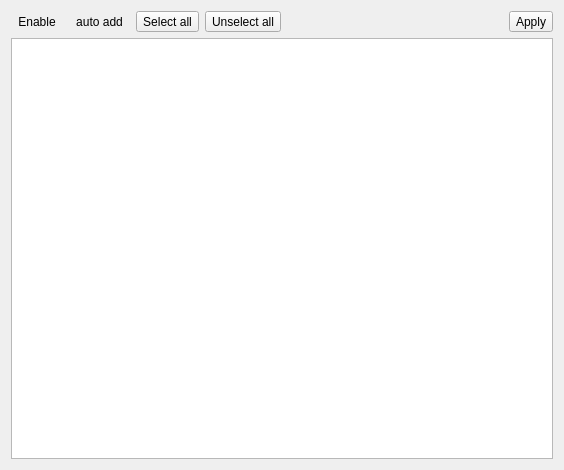
Qt form Viewer/src/SuiteItemWidget.ui (ecmwf/ecflow) before a commit.
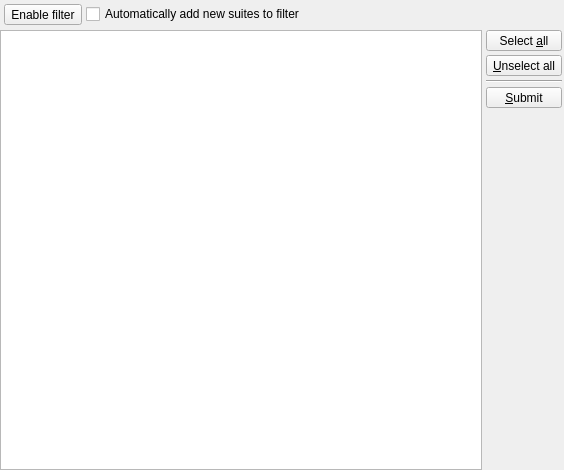
The same form after that commit. Icons and pictures are not drawn.

Commit message: ecFlowUI: Viewer: changing variable causes --suites command ECFLOW-444

Diff of the .ui file:
```diff
--- a/Viewer/src/SuiteItemWidget.ui
+++ b/Viewer/src/SuiteItemWidget.ui
@@ -23,15 +23,46 @@
    <string/>
   </property>
   <layout class="QVBoxLayout" name="verticalLayout">
+   <property name="spacing">
+    <number>4</number>
+   </property>
+   <property name="leftMargin">
+    <number>0</number>
+   </property>
+   <property name="topMargin">
+    <number>3</number>
+   </property>
+   <property name="rightMargin">
+    <number>2</number>
+   </property>
+   <property name="bottomMargin">
+    <number>0</number>
+   </property>
    <item>
     <layout class="QHBoxLayout" name="horizontalLayout">
+     <item>
+      <spacer name="horizontalSpacer_2">
+       <property name="orientation">
+        <enum>Qt::Horizontal</enum>
+       </property>
+       <property name="sizeType">
+        <enum>QSizePolicy::Fixed</enum>
+       </property>
+       <property name="sizeHint" stdset="0">
+        <size>
+         <width>4</width>
+         <height>20</height>
+        </size>
+       </property>
+      </spacer>
+     </item>
      <item>
       <widget class="QToolButton" name="enableTb">
        <property name="toolTip">
         <string>Enable suite filter</string>
        </property>
        <property name="text">
-        <string>Enable</string>
+        <string>Enable filter</string>
        </property>
        <property name="icon">
         <iconset resource="viewer.qrc">
@@ -44,44 +75,15 @@
         <enum>Qt::ToolButtonTextBesideIcon</enum>
        </property>
        <property name="autoRaise">
-        <bool>true</bool>
+        <bool>false</bool>
        </property>
       </widget>
      </item>
      <item>
-      <widget class="QToolButton" name="autoTb">
-       <property name="toolTip">
+      <widget class="QCheckBox" name="autoCb">
+       <property name="text">
         <string>Automatically add new suites to filter</string>
        </property>
-       <property name="text">
-        <string>auto add</string>
-       </property>
-       <property name="checkable">
-        <bool>true</bool>
-       </property>
-       <property name="autoRaise">
-        <bool>true</bool>
-       </property>
-      </widget>
-     </item>
-     <item>
-      <widget class="QToolButton" name="selectAllTb">
-       <property name="toolTip">
-        <string>Select all suites</string>
-       </property>
-       <property name="text">
-        <string>Select all</string>
-       </property>
-      </widget>
-     </item>
-     <item>
-      <widget class="QToolButton" name="unselectAllTb">
-       <property name="toolTip">
-        <string>Deselect all suites</string>
-       </property>
-       <property name="text">
-        <string>Unselect all</string>
-       </property>
       </widget>
      </item>
      <item>
@@ -98,41 +100,151 @@
       </spacer>
      </item>
      <item>
-      <widget class="QToolButton" name="okTb">
+      <widget class="QToolButton" name="syncTb">
        <property name="toolTip">
         <string>Apply changes</string>
        </property>
        <property name="text">
-        <string>Apply</string>
+        <string/>
+       </property>
+       <property name="icon">
+        <iconset resource="viewer.qrc">
+         <normaloff>:/viewer/sync.svg</normaloff>:/viewer/sync.svg</iconset>
+       </property>
+       <property name="autoRaise">
+        <bool>true</bool>
        </property>
       </widget>
      </item>
     </layout>
    </item>
    <item>
-    <widget class="QTreeView" name="suiteView">
-     <property name="contextMenuPolicy">
-      <enum>Qt::ActionsContextMenu</enum>
-     </property>
-     <property name="alternatingRowColors">
-      <bool>true</bool>
-     </property>
-     <property name="rootIsDecorated">
-      <bool>false</bool>
-     </property>
-     <property name="uniformRowHeights">
-      <bool>true</bool>
-     </property>
-     <property name="itemsExpandable">
-      <bool>false</bool>
-     </property>
-     <property name="allColumnsShowFocus">
-      <bool>true</bool>
-     </property>
-     <property name="expandsOnDoubleClick">
-      <bool>false</bool>
-     </property>
-    </widget>
+    <layout class="QHBoxLayout" name="horizontalLayout_2">
+     <item>
+      <widget class="QTreeView" name="suiteView">
+       <property name="contextMenuPolicy">
+        <enum>Qt::ActionsContextMenu</enum>
+       </property>
+       <property name="alternatingRowColors">
+        <bool>true</bool>
+       </property>
+       <property name="rootIsDecorated">
+        <bool>false</bool>
+       </property>
+       <property name="uniformRowHeights">
+        <bool>true</bool>
+       </property>
+       <property name="itemsExpandable">
+        <bool>false</bool>
+       </property>
+       <property name="allColumnsShowFocus">
+        <bool>true</bool>
+       </property>
+       <property name="expandsOnDoubleClick">
+        <bool>false</bool>
+       </property>
+      </widget>
+     </item>
+     <item>
+      <layout class="QVBoxLayout" name="verticalLayout_3">
+       <item>
+        <widget class="QToolButton" name="selectAllTb">
+         <property name="sizePolicy">
+          <sizepolicy hsizetype="Preferred" vsizetype="Fixed">
+           <horstretch>0</horstretch>
+           <verstretch>0</verstretch>
+          </sizepolicy>
+         </property>
+         <property name="toolTip">
+          <string>Select all suites</string>
+         </property>
+         <property name="text">
+          <string>Select &amp;all</string>
+         </property>
+         <property name="icon">
+          <iconset resource="viewer.qrc">
+           <normaloff>:/viewer/select_all.svg</normaloff>:/viewer/select_all.svg</iconset>
+         </property>
+         <property name="toolButtonStyle">
+          <enum>Qt::ToolButtonTextBesideIcon</enum>
+         </property>
+         <property name="autoRaise">
+          <bool>false</bool>
+         </property>
+        </widget>
+       </item>
+       <item>
+        <widget class="QToolButton" name="unselectAllTb">
+         <property name="sizePolicy">
+          <sizepolicy hsizetype="Preferred" vsizetype="Fixed">
+           <horstretch>0</horstretch>
+           <verstretch>0</verstretch>
+          </sizepolicy>
+         </property>
+         <property name="toolTip">
+          <string>Unselect all suites</string>
+         </property>
+         <property name="text">
+          <string>&amp;Unselect all</string>
+         </property>
+         <property name="icon">
+          <iconset resource="viewer.qrc">
+           <normaloff>:/viewer/unselect_all.svg</normaloff>:/viewer/unselect_all.svg</iconset>
+         </property>
+         <property name="toolButtonStyle">
+          <enum>Qt::ToolButtonTextBesideIcon</enum>
+         </property>
+         <property name="autoRaise">
+          <bool>false</bool>
+         </property>
+        </widget>
+       </item>
+       <item>
+        <widget class="Line" name="line">
+         <property name="orientation">
+          <enum>Qt::Horizontal</enum>
+         </property>
+        </widget>
+       </item>
+       <item>
+        <widget class="QToolButton" name="okTb">
+         <property name="sizePolicy">
+          <sizepolicy hsizetype="Preferred" vsizetype="Fixed">
+           <horstretch>0</horstretch>
+           <verstretch>0</verstretch>
+          </sizepolicy>
+         </property>
+         <property name="toolTip">
+          <string>Apply changes</string>
+         </property>
+         <property name="text">
+          <string>&amp;Submit</string>
+         </property>
+         <property name="icon">
+          <iconset resource="viewer.qrc">
+           <normaloff>:/viewer/submit.svg</normaloff>:/viewer/submit.svg</iconset>
+         </property>
+         <property name="toolButtonStyle">
+          <enum>Qt::ToolButtonTextBesideIcon</enum>
+         </property>
+        </widget>
+       </item>
+       <item>
+        <spacer name="verticalSpacer">
+         <property name="orientation">
+          <enum>Qt::Vertical</enum>
+         </property>
+         <property name="sizeHint" stdset="0">
+          <size>
+           <width>20</width>
+           <height>40</height>
+          </size>
+         </property>
+        </spacer>
+       </item>
+      </layout>
+     </item>
+    </layout>
    </item>
   </layout>
  </widget>
```
Left out of the diff: 5 changed lines with no effect on the pictures. The commit also changes 18 other files.
